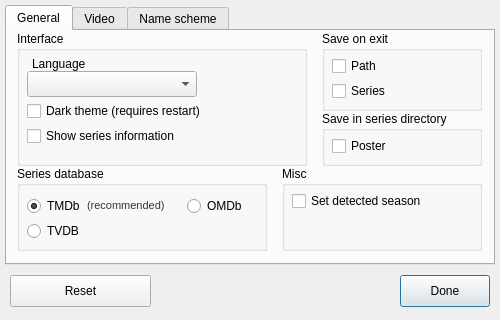
First picture: the form in SeriesScraper/settingswindow.ui, repository martinLutz1/SeriesScraper, before the edit.
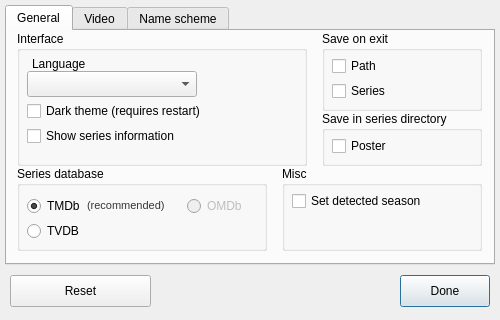
Second picture: the form after the edit.

Diff of the .ui file:
```diff
--- a/SeriesScraper/settingswindow.ui
+++ b/SeriesScraper/settingswindow.ui
@@ -97,7 +97,7 @@
      </widget>
      <widget class="QRadioButton" name="omdbRadioButton">
       <property name="enabled">
-       <bool>true</bool>
+       <bool>false</bool>
       </property>
       <property name="geometry">
        <rect>
```
Left out of the diff: 3 changed lines with no effect on the pictures.
